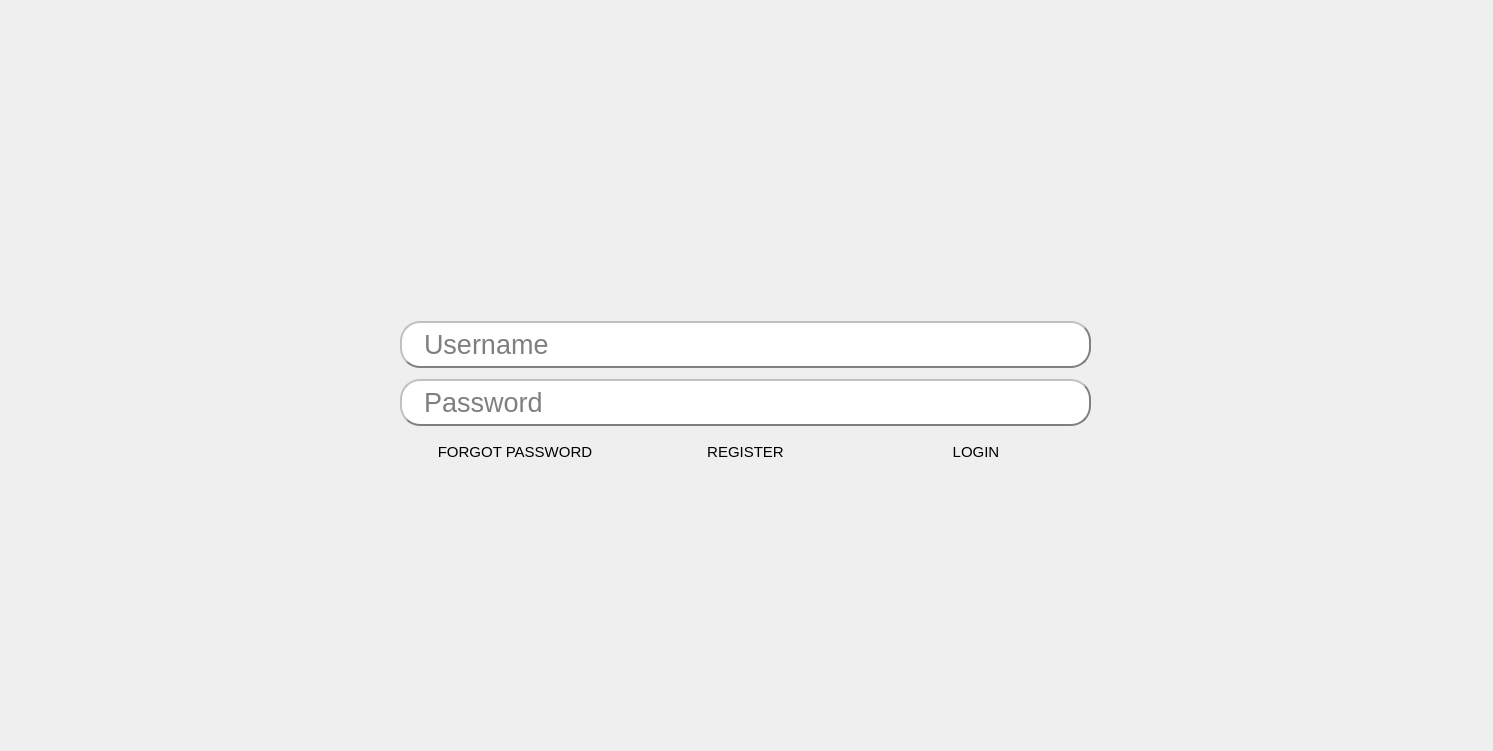
Before: the Qt Designer form login.ui in DanoAlvinJohnS/Final-OOP2, drawn with Qt 5.
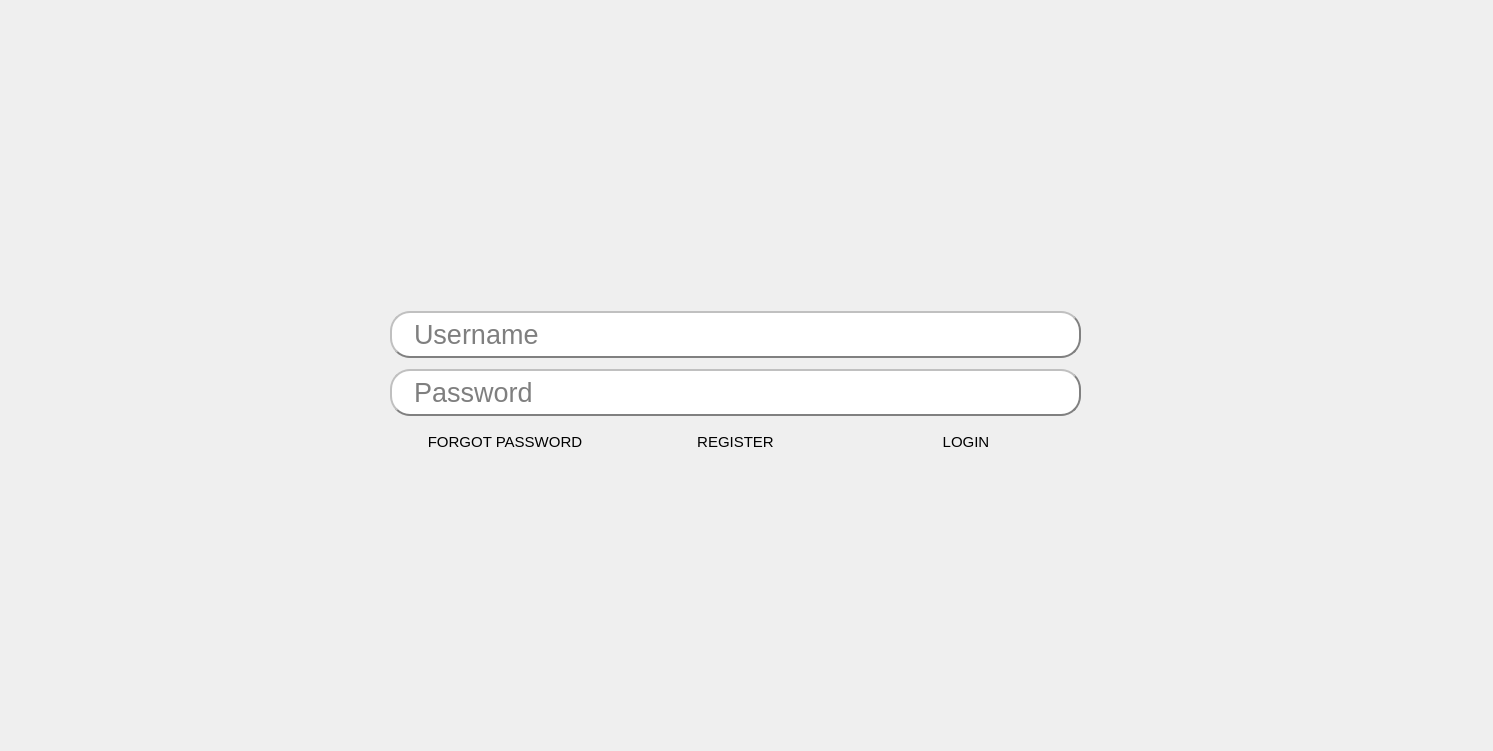
After: the same form once the commit is applied.

What changed in the file:
```diff
--- a/login.ui
+++ b/login.ui
@@ -45,32 +45,14 @@
 	border-radius: 20px;	
 	padding: 5px 20px;
 	font: 20pt &quot;Arial&quot;;
+	color: black;
 }</string>
   </property>
-  <widget class="QLabel" name="background_label">
-   <property name="enabled">
-    <bool>true</bool>
-   </property>
-   <property name="geometry">
-    <rect>
-     <x>-10</x>
-     <y>0</y>
-     <width>1500</width>
-     <height>761</height>
-    </rect>
-   </property>
-   <property name="contextMenuPolicy">
-    <enum>Qt::ContextMenuPolicy::NoContextMenu</enum>
-   </property>
-   <property name="text">
-    <string/>
-   </property>
-  </widget>
   <widget class="QWidget" name="verticalLayoutWidget">
    <property name="geometry">
     <rect>
-     <x>400</x>
-     <y>320</y>
+     <x>390</x>
+     <y>310</y>
      <width>691</width>
      <height>148</height>
     </rect>
@@ -89,6 +71,9 @@
         <bold>false</bold>
        </font>
       </property>
+      <property name="text">
+       <string/>
+      </property>
       <property name="placeholderText">
        <string>Username</string>
       </property>
```
Left out of the diff: 1 changed line with no effect on the pictures.
